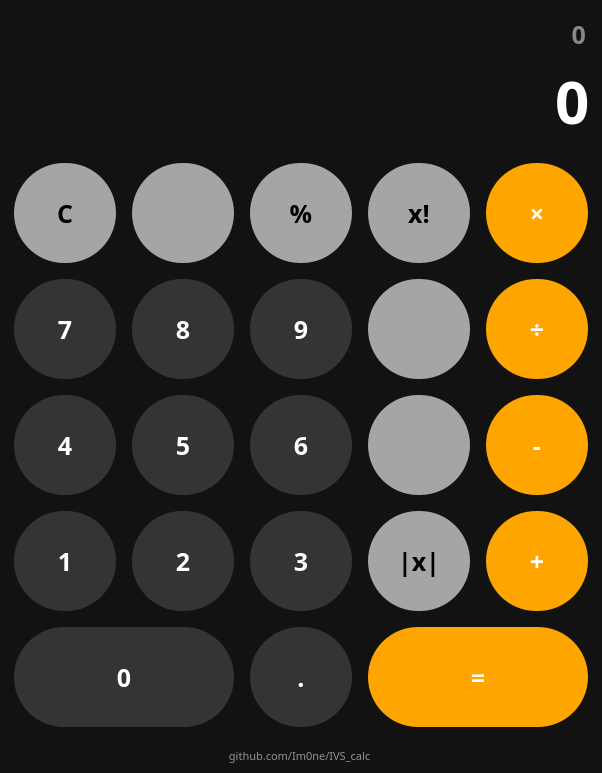
Before: the Qt Designer form src/ui/design.ui in Im0ne/IVS_calc, drawn with Qt 5.
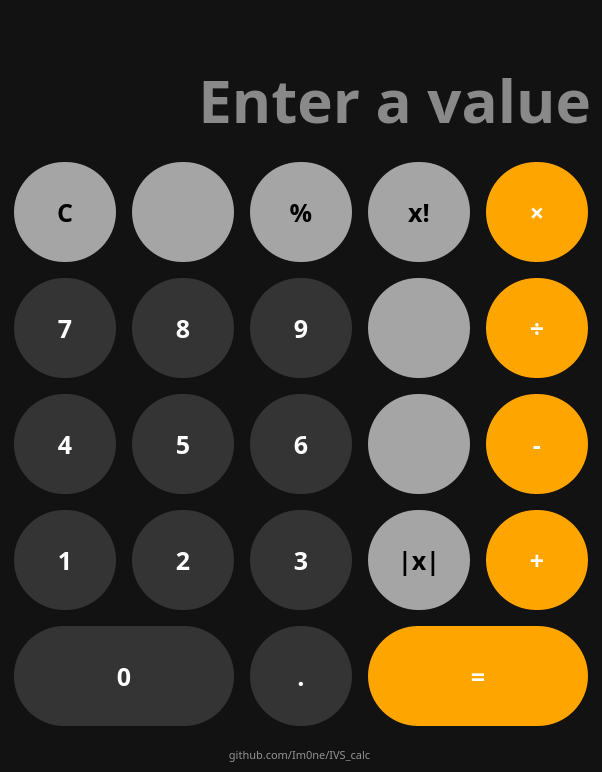
After: the same form once the commit is applied. Icons and pictures are not drawn.

Diff of the .ui file:
```diff
--- a/src/ui/design.ui
+++ b/src/ui/design.ui
@@ -62,7 +62,7 @@
 margin-top: 8px;</string>
       </property>
       <property name="text">
-       <string>0</string>
+       <string/>
       </property>
       <property name="alignment">
        <set>Qt::AlignRight|Qt::AlignTrailing|Qt::AlignVCenter</set>
@@ -87,7 +87,7 @@
 </string>
       </property>
       <property name="text">
-       <string>0</string>
+       <string/>
       </property>
       <property name="maxLength">
        <number>16</number>
@@ -98,6 +98,9 @@
       <property name="readOnly">
        <bool>true</bool>
       </property>
+      <property name="placeholderText">
+       <string>Enter a value</string>
+      </property>
      </widget>
     </item>
     <item>
@@ -830,7 +833,7 @@
       <property name="styleSheet">
        <string notr="true">color: gray;
 font-size: 20px;
-text-decoration: none;
+text-decoration: bold;
 margin-top: 10px;</string>
       </property>
       <property name="text">
```
